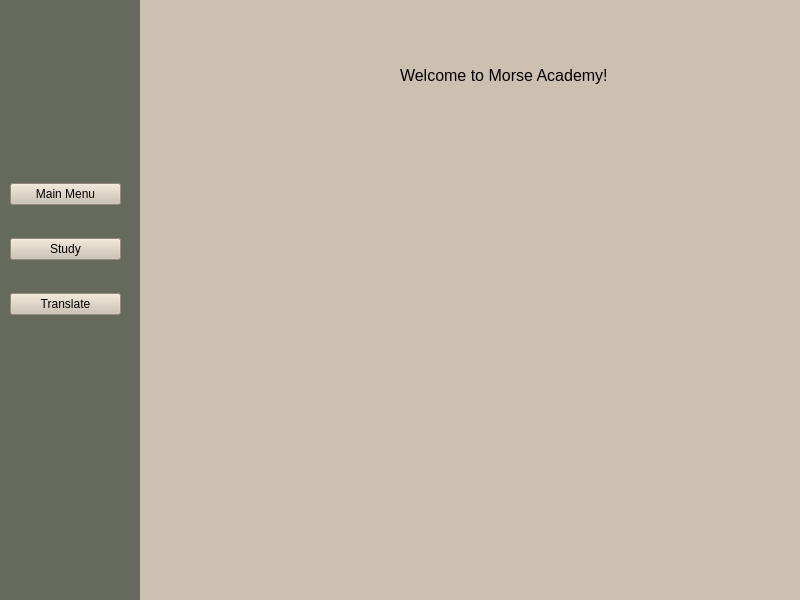
Old version of the form mainmenu.ui in the repository University-of-Utah-CS3505/a9-an-educational-app-BrittonJordan.
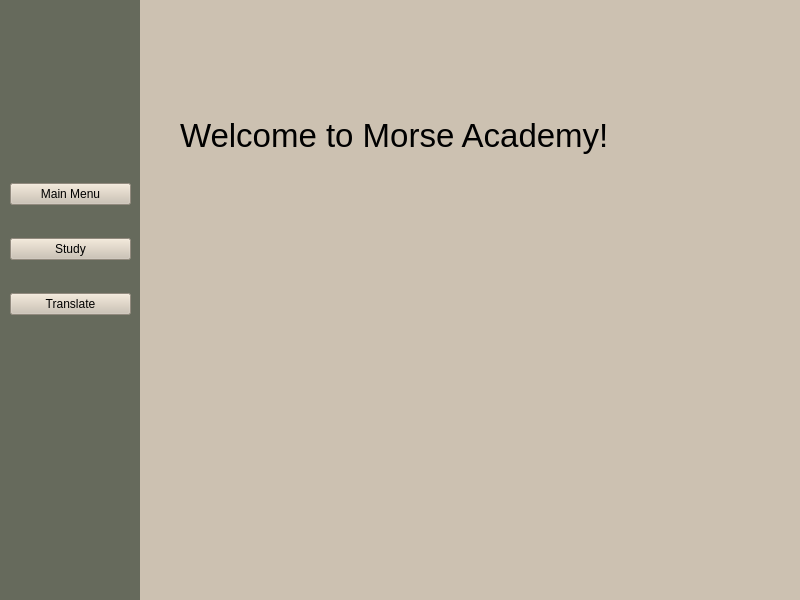
New version of the form. The open tabs and pages were chosen to show the change.

Commit message: Changed font sizes

The edit to the form file:
```diff
--- a/mainmenu.ui
+++ b/mainmenu.ui
@@ -36,15 +36,15 @@
      <widget class="QLabel" name="gameTitleLabel">
       <property name="geometry">
        <rect>
-        <x>260</x>
+        <x>40</x>
         <y>60</y>
-        <width>221</width>
-        <height>31</height>
+        <width>571</width>
+        <height>151</height>
        </rect>
       </property>
       <property name="font">
        <font>
-        <pointsize>12</pointsize>
+        <pointsize>25</pointsize>
        </font>
       </property>
       <property name="text">
@@ -1238,7 +1238,7 @@
      <rect>
       <x>10</x>
       <y>170</y>
-      <width>111</width>
+      <width>121</width>
       <height>158</height>
      </rect>
     </property>
```
Left out of the diff: 4 changed lines with no effect on the pictures. The commit also changes 1 other file.
